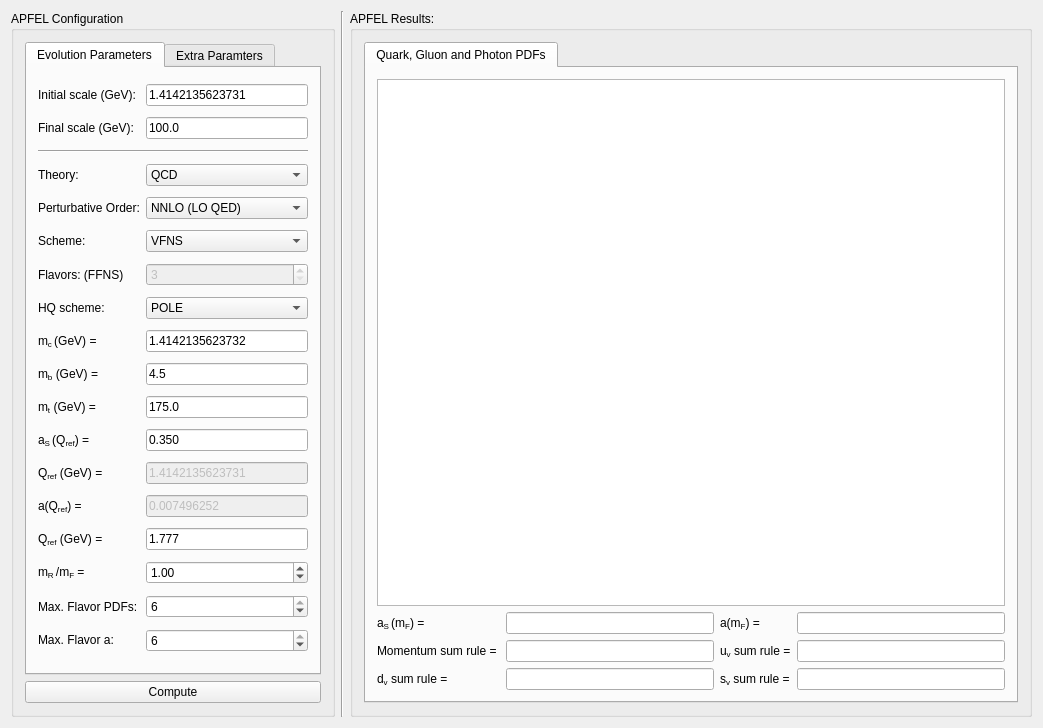
Old version of the form apfelgui/apfelmainwindow.ui in the repository scarrazza/apfel.
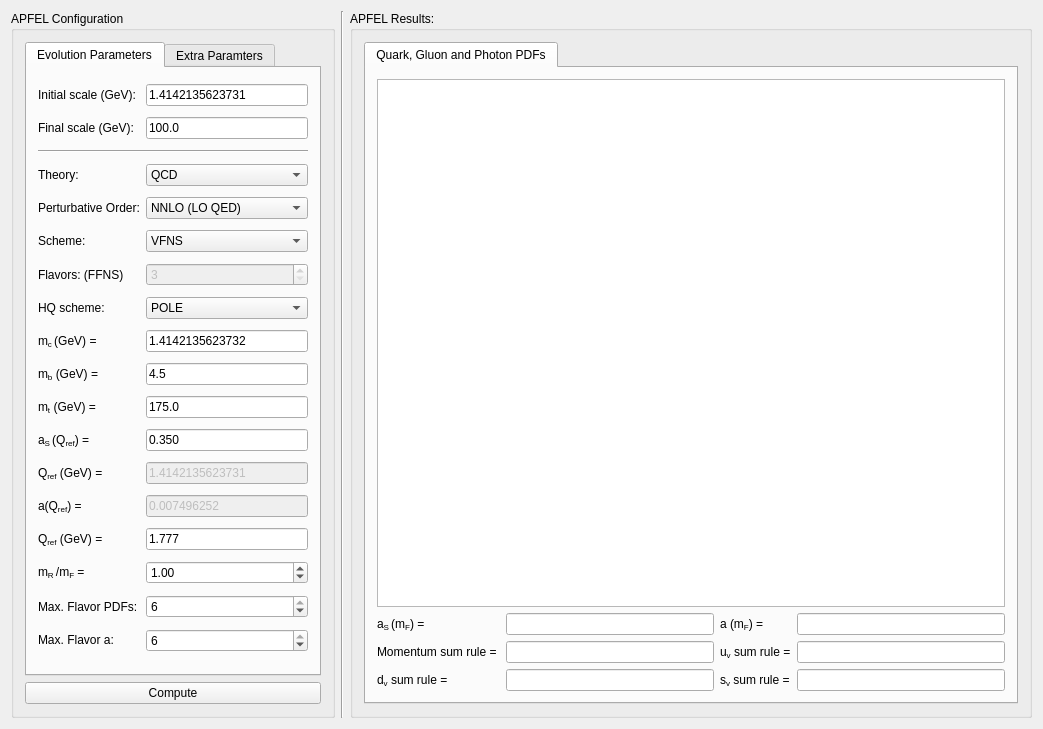
New version of the form.

Patch:
```diff
--- a/apfelgui/apfelmainwindow.ui
+++ b/apfelgui/apfelmainwindow.ui
@@ -7,7 +7,7 @@
     <x>0</x>
     <y>0</y>
     <width>1043</width>
-    <height>728</height>
+    <height>729</height>
    </rect>
   </property>
   <property name="sizePolicy">
@@ -67,7 +67,7 @@
            <item row="1" column="2">
             <widget class="QLabel" name="label_11">
              <property name="text">
-              <string>&lt;html&gt;&lt;head/&gt;&lt;body&gt;&lt;p&gt;&lt;span style=&quot; font-family:'Symbol';&quot;&gt;a&lt;/span&gt;&lt;span style=&quot; vertical-align:sub;&quot;/&gt;(&lt;span style=&quot; font-family:'Symbol';&quot;&gt;m&lt;/span&gt;&lt;span style=&quot; vertical-align:sub;&quot;&gt;F&lt;/span&gt;) =&lt;/p&gt;&lt;/body&gt;&lt;/html&gt;</string>
+              <string>&lt;html&gt;&lt;head/&gt;&lt;body&gt;&lt;p&gt;&lt;span style=&quot; font-family:'Symbol';&quot;&gt;a &lt;/span&gt;(&lt;span style=&quot; font-family:'Symbol';&quot;&gt;m&lt;/span&gt;&lt;span style=&quot; vertical-align:sub;&quot;&gt;F&lt;/span&gt;) =&lt;/p&gt;&lt;/body&gt;&lt;/html&gt;</string>
              </property>
             </widget>
            </item>
```
